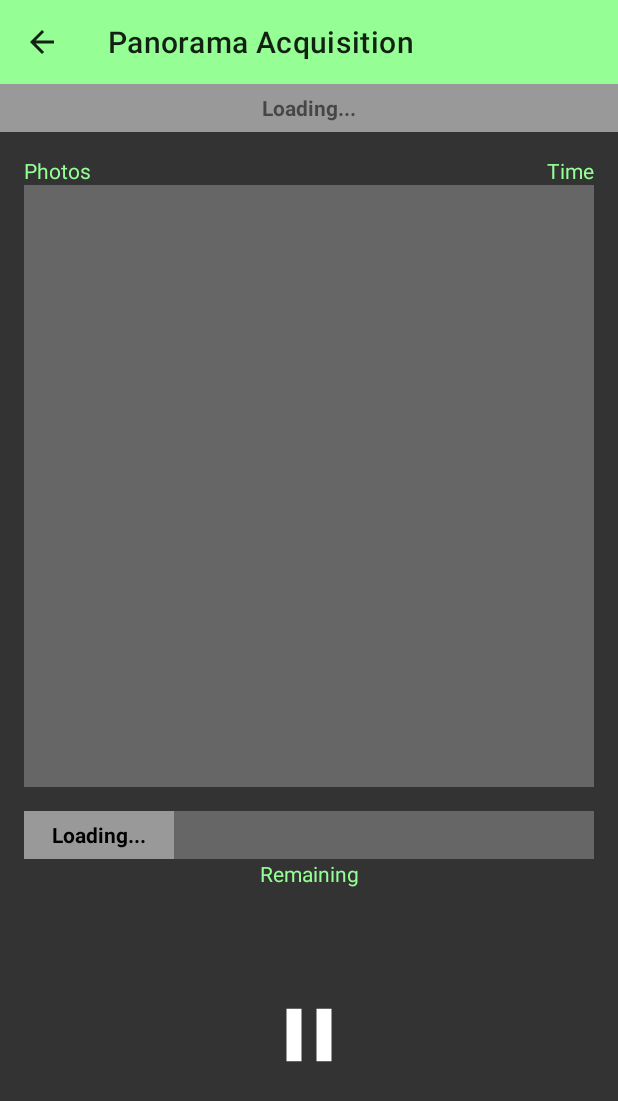
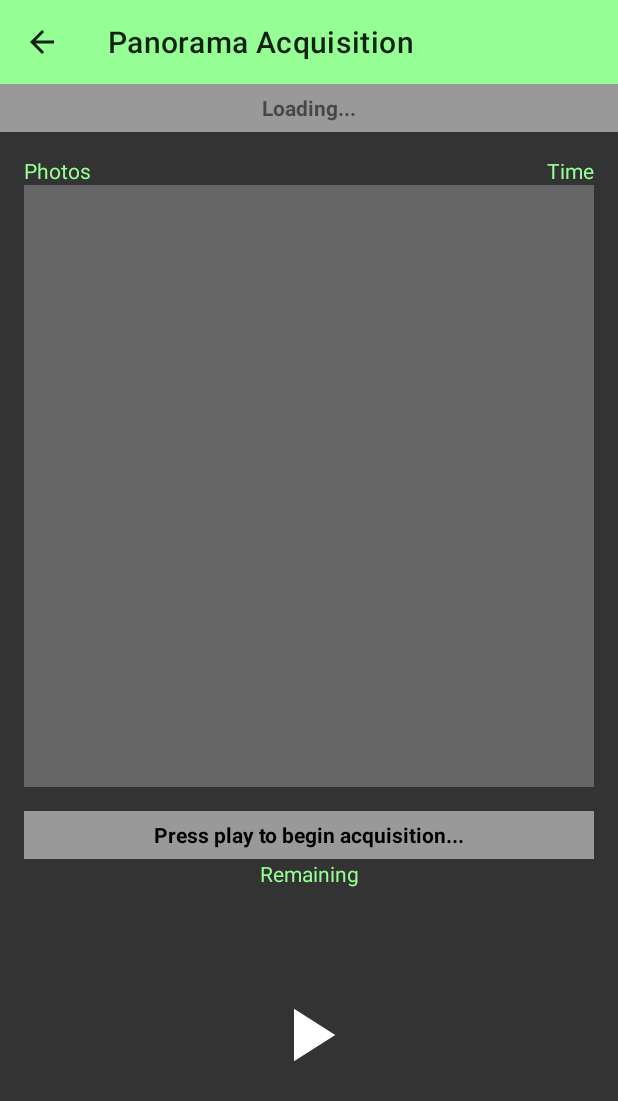
Before and after one commit to karl-johnson/panotroller, an Android app: the ActivityPanoAcquisition screen opened directly, with no data from a screen before it, on a phone screen of 412 x 824 dp. Shown: the top 1101 px of the screen. Run offline under Robolectric (Android 15) with nearby library versions, the phone set to English and light mode, and no system bars; 3 statements that could not run were skipped.

```diff
--- a/android/app/src/main/java/com/example/panotroller/ActivityMain.java
+++ b/android/app/src/main/java/com/example/panotroller/ActivityMain.java
@@ -101,6 +101,7 @@ public class ActivityMain extends AppCompatActivity {
 
             // start Bluetooth Bar's 1-second interval self-updating clock TODO deprecate!!!!
             // mBluetoothBar.beginUpdates(mBluetoothService);
+            mBluetoothBar.update(mBluetoothService.getBluetoothBarInfo());
         }
         @Override
         public void onServiceDisconnected(ComponentName arg0) {}
--- a/android/app/src/main/java/com/example/panotroller/ConnectedThread.java
+++ b/android/app/src/main/java/com/example/panotroller/ConnectedThread.java
@@ -57,7 +57,7 @@ public class ConnectedThread extends Thread {
                             try {
                                 BluetoothInstruction newInstruction = new BluetoothInstruction(saveArray);
                                 mHandler.obtainMessage(BluetoothService.NEW_INSTRUCTION_IN, newInstruction).sendToTarget();
-                                //Log.d("SENT","Sent instruction handler");
+                                Log.d("CONNECTED_THREAD","Sent new instruction message");
                             } catch (BluetoothInstruction.CorruptedInstructionException e) {
                                 mHandler.obtainMessage(BluetoothService.NEW_INSTRUCTION_CORRUPTED).sendToTarget();
                             } catch (IOException e2) {
--- a/android/app/src/main/res/layout/activity_pano_acquisition.xml
+++ b/android/app/src/main/res/layout/activity_pano_acquisition.xml
@@ -46,7 +46,6 @@
         android:textColor="@color/green_accent"
         app:layout_constraintBottom_toTopOf="@+id/pano_acq_viewer"
         app:layout_constraintEnd_toEndOf="@+id/pano_acq_viewer" />
-
     <View
         android:id="@+id/pano_acq_viewer"
         android:layout_width="0dp"
@@ -60,6 +59,7 @@
         app:layout_constraintStart_toStartOf="parent"
         app:layout_constraintTop_toBottomOf="@id/pano_acq_photos_text" />
 
+    <!--
     <View
         android:id="@+id/pano_acq_progressbar"
         android:layout_width="0dp"
@@ -69,7 +69,31 @@
         android:background="@color/light_grey"
         app:layout_constraintBottom_toTopOf="@+id/pano_acq_remaining_text"
         app:layout_constraintEnd_toEndOf="parent"
-        app:layout_constraintStart_toStartOf="parent" />
+        app:layout_constraintStart_toStartOf="parent" />-->
+
+    <FrameLayout
+        android:id="@+id/pano_acq_progressbar"
+        android:layout_width="0dp"
+        android:layout_height="32dp"
+        android:layout_marginStart="16dp"
+        android:layout_marginEnd="16dp"
+        android:background="@color/light_grey"
+        app:layout_constraintBottom_toTopOf="@+id/pano_acq_remaining_text"
+        app:layout_constraintEnd_toEndOf="parent"
+        app:layout_constraintStart_toStartOf="parent">
+
+        <TextView
+            android:id="@+id/pano_acq_progressbar_text"
+            android:layout_width="match_parent"
+            android:layout_height="match_parent"
+            android:background="@color/lighter_grey"
+            android:ellipsize="end"
+            android:gravity="center"
+            android:lines="1"
+            android:text="Press play to begin acquisition..."
+            android:textColor="@color/black"
+            android:textStyle="bold" />
+    </FrameLayout>
 
     <TextView
         android:id="@+id/pano_acq_remaining_text"
@@ -81,21 +105,6 @@
         app:layout_constraintBottom_toTopOf="@+id/linearLayout"
         app:layout_constraintEnd_toEndOf="parent"
         app:layout_constraintStart_toStartOf="parent" />
-
-    <TextView
-        android:id="@+id/pano_acq_progressbar_text"
-        android:layout_width="100dp"
-        android:layout_height="0dp"
-        android:background="@color/lighter_grey"
-        android:ellipsize="end"
-        android:gravity="center"
-        android:lines="1"
-        android:text="Loading..."
-        android:textColor="@color/black"
-        android:textStyle="bold"
-        app:layout_constraintBottom_toTopOf="@+id/pano_acq_remaining_text"
-        app:layout_constraintStart_toStartOf="@+id/pano_acq_progressbar"
-        app:layout_constraintTop_toTopOf="@+id/pano_acq_progressbar" />
 
     <LinearLayout
         android:id="@+id/linearLayout"
@@ -134,7 +143,7 @@
             android:background="@drawable/round_button"
             android:contentDescription="Pause Panorama Acquisition"
             android:padding="4dp"
-            app:srcCompat="@drawable/ic_baseline_pause" />
+            app:srcCompat="@drawable/ic_baseline_play_arrow" />
 
         <ImageButton
             android:id="@+id/pano_acq_skip_forward"
```
Also changed, not shown: android/app/src/main/java/com/example/panotroller/AcquisitionService.java (+41 -9 lines), android/app/src/main/java/com/example/panotroller/ActivityPanoAcquisition.java (+38 -14 lines), android/app/src/main/java/com/example/panotroller/ActivityPanoSetup.java (+6 -3 lines), android/app/src/main/java/com/example/panotroller/Panorama.java (+24 -10 lines), 2 other files.
